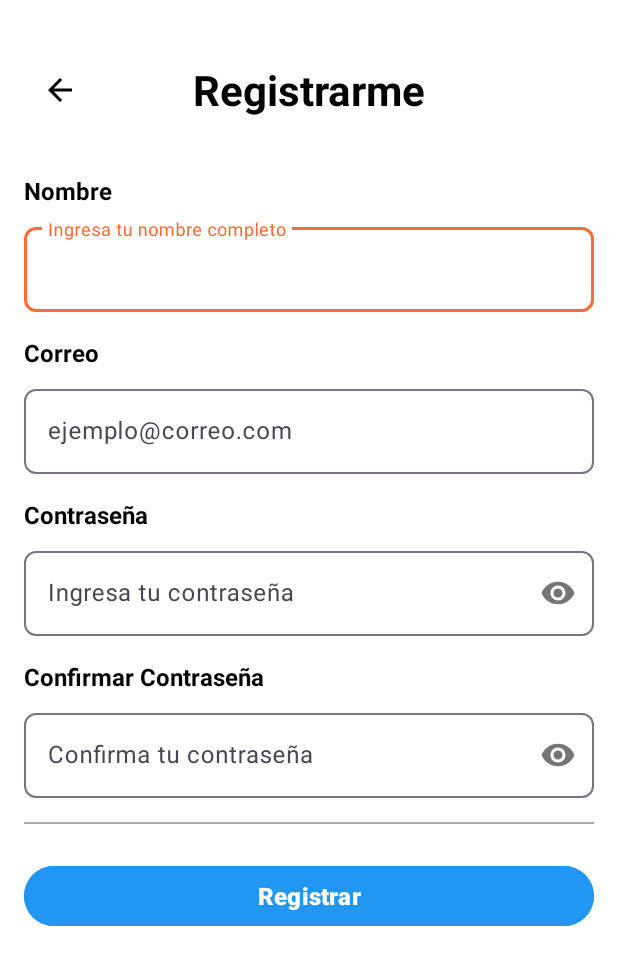
After one commit to Giova2001/sivarEats, an Android app: the LoginRegisterActivity screen opened directly, with no data from a screen before it, on a phone screen of 412 x 824 dp. The commit adds this screen. Shown: the top 965 px of the screen. Run offline under Robolectric (Android 15) with nearby library versions, the phone set to English and light mode, and no system bars; our stand-ins replace Firebase (no records; nobody signed in at launch, a user with empty details on screens opened directly), Room's generated code.

Commit message:
funciones basicas de login

```diff
--- /dev/null
+++ b/app/src/main/java/com/example/sivareats/LOGIN/LoginRegisterActivity.java
@@ -0,0 +1,148 @@
+package com.example.sivareats.LOGIN;
+
+import android.os.Bundle;
+import android.text.TextUtils;
+import android.util.Log;
+import android.widget.Button;
+import android.widget.EditText;
+import android.widget.ImageButton;
+import android.widget.Toast;
+
+import androidx.appcompat.app.AppCompatActivity;
+
+import com.example.sivareats.R;
+import com.example.sivareats.data.AppDatabase;
+import com.example.sivareats.data.User;
+import com.example.sivareats.data.UserDao;
+import com.google.firebase.auth.FirebaseAuth;
+import com.google.firebase.database.FirebaseDatabase;
+
+public class LoginRegisterActivity extends AppCompatActivity {
+
+    private EditText etName, etEmail, etPassword, etConfirmPassword;
+    private Button btnRegister;
+    private ImageButton btnBack;
+    private FirebaseAuth mAuth;
+    private UserDao userDao;
+
+    @Override
+    protected void onCreate(Bundle savedInstanceState) {
+        super.onCreate(savedInstanceState);
+        setContentView(R.layout.activity_login_register);
+
+        // Inicializar vistas
+        etName = findViewById(R.id.etName);
+        etEmail = findViewById(R.id.etEmail);
+        etPassword = findViewById(R.id.etPassword);
+        etConfirmPassword = findViewById(R.id.etConfirmPassword);
+        btnRegister = findViewById(R.id.btnRegister);
+        btnBack = findViewById(R.id.btnBack);
+
+        // Inicializar Firebase
+        mAuth = FirebaseAuth.getInstance();
+
+        // Inicializar Room DB
+        AppDatabase db = AppDatabase.getInstance(this);
+        userDao = db.userDao();
+
+        // Botón volver
+        btnBack.setOnClickListener(v -> finish());
+
+        // Botón registrar
+        btnRegister.setOnClickListener(v -> registerUser());
+    }
+
+    private void registerUser() {
+        String name = etName.getText().toString().trim();
+        String email = etEmail.getText().toString().trim();
+        String password = etPassword.getText().toString().trim();
+        String confirmPassword = etConfirmPassword.getText().toString().trim();
+
+        if (TextUtils.isEmpty(name) || TextUtils.isEmpty(email) ||
+                TextUtils.isEmpty(password) || TextUtils.isEmpty(confirmPassword)) {
+            Toast.makeText(this, "Completa todos los campos", Toast.LENGTH_SHORT).show();
+            return;
+        }
+
+        if (!password.equals(confirmPassword)) {
+            Toast.makeText(this, "Las contraseñas no coinciden", Toast.LENGTH_SHORT).show();
+            return;
+        }
+
+        if (password.length() < 6) {
+            Toast.makeText(this, "La contraseña debe tener al menos 6 caracteres", Toast.LENGTH_SHORT).show();
+            return;
+        }
+
+        // Registrar en Firebase Auth
+        mAuth.createUserWithEmailAndPassword(email, password)
+                .addOnCompleteListener(this, task -> {
+                    if (task.isSuccessful()) {
+                        String userId = mAuth.getCurrentUser().getUid();
+
+                        // Guardar datos del usuario en Firebase Database
+                        FirebaseDatabase.getInstance().getReference("users")
+                                .child(userId)
+                                .setValue(new User(name, email))
+                                .addOnCompleteListener(this, dbTask -> {
+                                    if (dbTask.isSuccessful()) {
+                                        // Guardar localmente en Room
+                                        saveUserLocal(name, email);
+
+                                        // ✅ Todo lo que afecta la UI se ejecuta en el hilo principal
+                                        runOnUiThread(() -> {
+                                            Toast.makeText(LoginRegisterActivity.this, "Registro exitoso", Toast.LENGTH_SHORT).show();
+                                            clearFields();
+
+                                            // Cerrar Activity tras 1.5 segundos
+                                            etName.postDelayed(() -> finish(), 1500);
+                                        });
+
+                                    } else {
+                                        runOnUiThread(() ->
+                                                Toast.makeText(LoginRegisterActivity.this, "Error al guardar en Firebase", Toast.LENGTH_SHORT).show()
+                                        );
+                                    }
+                                });
+                    } else {
+                        String errorMsg = "Error en el registro";
+                        if (task.getException() != null) {
+                            String error = task.getException().getMessage();
+                            if (error != null) {
+                                if (error.contains("email address is already in use")) {
+                                    errorMsg = "El correo ya está registrado";
+                                } else if (error.contains("badly formatted")) {
+                                    errorMsg = "Formato de email inválido";
+                                } else {
+                                    errorMsg = error;
+                                }
+                            }
+                        }
+                        Toast.makeText(LoginRegisterActivity.this, errorMsg, Toast.LENGTH_LONG).show();
+                    }
+                });
+    }
+
+    private void saveUserLocal(String name, String email) {
+        new Thread(() -> {
+            try {
+                userDao.insertUser(new User(name, email));
+                // Log para verificar que se guardó localmente
+                Log.d("LoginRegister", "Usuario guardado localmente: " + email);
+            } catch (Exception e) {
+                e.printStackTrace();
+            }
+        }).start();
+    }
+
+    // ✅ Función para limpiar los campos
+    private void clearFields() {
+        runOnUiThread(() -> {
+            etName.setText("");
+            etEmail.setText("");
+            etPassword.setText("");
+            etConfirmPassword.setText("");
+            Log.d("LoginRegister", "Campos limpiados correctamente");
+        });
+    }
+}
--- /dev/null
+++ b/app/src/main/java/com/example/sivareats/data/AppDatabase.java
@@ -0,0 +1,29 @@
+package com.example.sivareats.data;
+
+import android.content.Context;
+
+import androidx.room.Database;
+import androidx.room.Room;
+import androidx.room.RoomDatabase;
+
+@Database(entities = {com.example.sivareats.data.User.class}, version = 1, exportSchema = false)
+public abstract class AppDatabase extends RoomDatabase {
+
+    private static volatile AppDatabase INSTANCE;
+
+    public abstract UserDao userDao();
+
+    public static AppDatabase getInstance(Context context) {
+        if (INSTANCE == null) {
+            synchronized (AppDatabase.class) {
+                if (INSTANCE == null) {
+                    INSTANCE = Room.databaseBuilder(context.getApplicationContext(),
+                                    AppDatabase.class, "sivar_eats_db")
+                            .fallbackToDestructiveMigration()
+                            .build();
+                }
+            }
+        }
+        return INSTANCE;
+    }
+}
--- /dev/null
+++ b/app/src/main/java/com/example/sivareats/data/UserDao.java
@@ -0,0 +1,19 @@
+package com.example.sivareats.data;
+
+import androidx.room.Dao;
+import androidx.room.Insert;
+import androidx.room.Query;
+
+import java.util.List;
+
+@Dao
+public interface UserDao {
+
+    // Insertar un usuario
+    @Insert
+    void insertUser(User user);
+
+    // Obtener todos los usuarios
+    @Query("SELECT * FROM usuarios")
+    List<User> getAllUsers();
+}
--- a/app/src/main/res/drawable/ic_return.xml
+++ b/app/src/main/res/drawable/ic_return.xml
@@ -3,8 +3,8 @@
     android:height="24dp"
     android:viewportWidth="24"
     android:viewportHeight="24"
-    android:tint="#FFFFFF">
+    android:tint="#000000">
     <path
-        android:fillColor="@android:color/white"
+        android:fillColor="@android:color/black"
         android:pathData="M20,11H7.83l5.59,-5.59L12,4l-8,8 8,8 1.41,-1.41L7.83,13H20v-2z"/>
 </vector>
--- /dev/null
+++ b/app/src/main/res/layout/activity_login_register.xml
@@ -0,0 +1,200 @@
+<?xml version="1.0" encoding="utf-8"?>
+<ScrollView xmlns:android="http://schemas.android.com/apk/res/android"
+    xmlns:app="http://schemas.android.com/apk/res-auto"
+    xmlns:tools="http://schemas.android.com/tools"
+    android:layout_width="match_parent"
+    android:layout_height="match_parent"
+    android:background="@android:color/white"
+    android:fillViewport="true"
+    android:padding="16dp">
+
+    <LinearLayout
+        android:layout_width="match_parent"
+        android:layout_height="wrap_content"
+        android:orientation="vertical">
+
+        <!-- Header con botón de retorno y título centrado -->
+        <LinearLayout
+            android:layout_width="match_parent"
+            android:layout_height="wrap_content"
+            android:layout_marginTop="20dp"
+            android:layout_marginBottom="32dp"
+            android:orientation="horizontal"
+            android:gravity="center_vertical">
+
+            <!-- Botón de retorno a la izquierda -->
+            <ImageButton
+                android:id="@+id/btnBack"
+                android:layout_width="48dp"
+                android:layout_height="48dp"
+                android:background="?attr/selectableItemBackgroundBorderless"
+                android:src="@drawable/ic_return"
+                android:contentDescription="Volver atrás"
+                android:padding="12dp" />
+
+
+            <!-- Título centrado -->
+            <TextView
+                android:layout_width="0dp"
+                android:layout_height="wrap_content"
+                android:layout_weight="1"
+                android:gravity="center"
+                android:text="Registrarme"
+                android:textColor="@android:color/black"
+                android:textSize="28sp"
+                android:textStyle="bold" />
+
+            <!-- Espacio invisible para balancear el layout -->
+            <View
+                android:layout_width="48dp"
+                android:layout_height="48dp" />
+
+        </LinearLayout>
+
+        <!-- Campo Nombre -->
+        <TextView
+            android:layout_width="match_parent"
+            android:layout_height="wrap_content"
+            android:text="Nombre"
+            android:textColor="@android:color/black"
+            android:textSize="16sp"
+            android:textStyle="bold"
+            android:layout_marginBottom="8dp" />
+
+        <com.google.android.material.textfield.TextInputLayout
+            android:id="@+id/nameContainer"
+            android:layout_width="match_parent"
+            android:layout_height="wrap_content"
+            android:layout_marginBottom="16dp"
+            app:boxBackgroundMode="outline"
+            app:boxCornerRadiusBottomEnd="8dp"
+            app:boxCornerRadiusBottomStart="8dp"
+            app:boxCornerRadiusTopEnd="8dp"
+            app:boxCornerRadiusTopStart="8dp">
+
+            <com.google.android.material.textfield.TextInputEditText
+                android:id="@+id/etName"
+                android:layout_width="match_parent"
+                android:layout_height="wrap_content"
+                android:hint="Ingresa tu nombre completo"
+                android:inputType="textPersonName" />
+
+        </com.google.android.material.textfield.TextInputLayout>
+
+        <!-- Campo DUI -->
+
+        <!-- Campo Correo -->
+        <TextView
+            android:layout_width="match_parent"
+            android:layout_height="wrap_content"
+            android:text="Correo"
+            android:textColor="@android:color/black"
+            android:textSize="16sp"
+            android:textStyle="bold"
+            android:layout_marginBottom="8dp" />
+
+        <com.google.android.material.textfield.TextInputLayout
+            android:id="@+id/emailContainer"
+            android:layout_width="match_parent"
+            android:layout_height="wrap_content"
+            android:layout_marginBottom="16dp"
+            app:boxBackgroundMode="outline"
+            app:boxCornerRadiusBottomEnd="8dp"
+            app:boxCornerRadiusBottomStart="8dp"
+            app:boxCornerRadiusTopEnd="8dp"
+            app:boxCornerRadiusTopStart="8dp">
+
+            <com.google.android.material.textfield.TextInputEditText
+                android:id="@+id/etEmail"
+                android:layout_width="match_parent"
+                android:layout_height="wrap_content"
+                android:hint="ejemplo@correo.com"
+                android:inputType="textEmailAddress" />
+
+        </com.google.android.material.textfield.TextInputLayout>
+
+        <!-- Campo Contraseña -->
+        <TextView
+            android:layout_width="match_parent"
+            android:layout_height="wrap_content"
+            android:text="Contraseña"
+            android:textColor="@android:color/black"
+            android:textSize="16sp"
+            android:textStyle="bold"
+            android:layout_marginBottom="8dp" />
+
+        <com.google.android.material.textfield.TextInputLayout
+            android:id="@+id/passwordContainer"
+            android:layout_width="match_parent"
+            android:layout_height="wrap_content"
+            android:layout_marginBottom="16dp"
+            app:boxBackgroundMode="outline"
+            app:boxCornerRadiusBottomEnd="8dp"
+            app:boxCornerRadiusBottomStart="8dp"
+            app:boxCornerRadiusTopEnd="8dp"
+            app:boxCornerRadiusTopStart="8dp"
+            app:passwordToggleEnabled="true">
+
+            <com.google.android.material.textfield.TextInputEditText
+                android:id="@+id/etPassword"
+                android:layout_width="match_parent"
+                android:layout_height="wrap_content"
+                android:hint="Ingresa tu contraseña"
+                android:inputType="textPassword" />
+
+        </com.google.android.material.textfield.TextInputLayout>
+
+        <!-- Campo Confirmar Contraseña -->
+        <TextView
+            android:layout_width="match_parent"
+            android:layout_height="wrap_content"
+            android:text="Confirmar Contraseña"
+            android:textColor="@android:color/black"
+            android:textSize="16sp"
+            android:textStyle="bold"
+            android:layout_marginBottom="8dp" />
+
+        <com.google.android.material.textfield.TextInputLayout
+            android:id="@+id/confirmPasswordContainer"
+            android:layout_width="match_parent"
+            android:layout_height="wrap_content"
+            android:layout_marginBottom="16dp"
+            app:boxBackgroundMode="outline"
+            app:boxCornerRadiusBottomEnd="8dp"
+            app:boxCornerRadiusBottomStart="8dp"
+            app:boxCornerRadiusTopEnd="8dp"
+            app:boxCornerRadiusTopStart="8dp"
+            app:passwordToggleEnabled="true">
+
+            <com.google.android.material.textfield.TextInputEditText
+                android:id="@+id/etConfirmPassword"
+                android:layout_width="match_parent"
+                android:layout_height="wrap_content"
+                android:hint="Confirma tu contraseña"
+                android:inputType="textPassword" />
+
+        </com.google.android.material.textfield.TextInputLayout>
+
+        <!-- Campo Teléfono -->
+
+        <!-- Línea divisoria -->
+        <View
+            android:layout_width="match_parent"
+            android:layout_height="1dp"
+            android:background="@android:color/darker_gray"
+            android:layout_marginBottom="24dp" />
+
+        <!-- Botón Registrar -->
+        <Button
+            android:id="@+id/btnRegister"
+            android:layout_width="match_parent"
+            android:layout_height="48dp"
+            android:backgroundTint="@color/info"
+            android:text="Registrar"
+            android:textColor="@android:color/white"
+            android:textSize="16sp"
+            android:textStyle="bold" />
+
+    </LinearLayout>
+
+</ScrollView>
--- a/gradle/libs.versions.toml
+++ b/gradle/libs.versions.toml
@@ -17,6 +17,8 @@ navigationRuntime = "2.9.5"
 roomCommonJvm = "2.8.2"
 roomRuntime = "2.8.2"
 roomCompiler = "2.8.2"
+firebaseAuth = "24.0.1"
+firebaseDatabase = "22.0.1"
 
 [libraries]
 junit = { group = "junit", name = "junit", version.ref = "junit" }
@@ -41,6 +43,8 @@ navigation-runtime = { group = "androidx.navigation", name = "navigation-runtime
 room-common-jvm = { group = "androidx.room", name = "room-common-jvm", version.ref = "roomCommonJvm" }
 room-runtime = { group = "androidx.room", name = "room-runtime", version.ref = "roomRuntime" }
 room-compiler = { group = "androidx.room", name = "room-compiler", version.ref = "roomCompiler" }
+firebase-auth = { group = "com.google.firebase", name = "firebase-auth", version.ref = "firebaseAuth" }
+firebase-database = { group = "com.google.firebase", name = "firebase-database", version.ref = "firebaseDatabase" }
 
 
 [plugins]
```
Also changed, not shown: app/build.gradle.kts (+30 -13 lines), app/src/main/AndroidManifest.xml (+9 -0 lines), app/src/main/java/com/example/sivareats/LOGIN/LoginActivity.java (+131 -5 lines), app/src/main/java/com/example/sivareats/data/User.java (added, +28 -0 lines), app/src/main/java/com/example/sivareats/fragments/ProfileFragment.java (+17 -1 lines), app/src/main/java/com/example/sivareats/ui/NavegacionActivity.java (+15 -2 lines), app/src/main/res/layout/activity_login.xml (+10 -3 lines).
